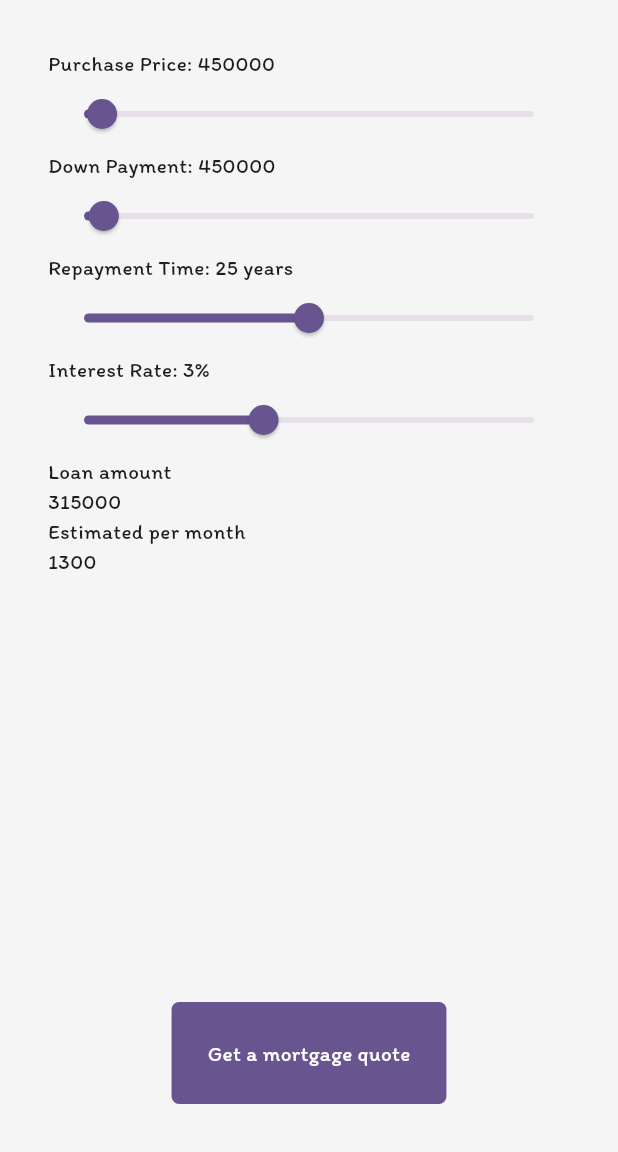
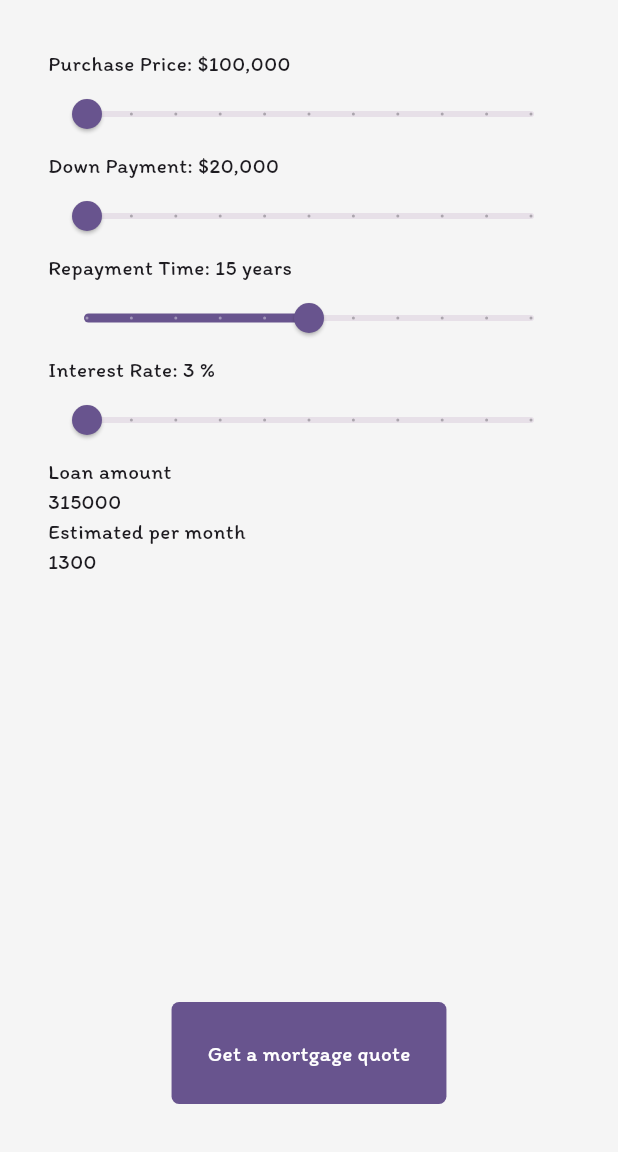
Before and after one commit to mkenlo/mortgage-calculator-app, a Flutter app: the screen it shows after launch, on a phone screen of 412 x 824 dp, the part 84-1236 px from its top. Run offline on Flutter 3.47's test engine with Material 3 defaults, Android fonts, the phone set to English and light mode, and no system bars.

Commit message:
refactored slider widget and label into a component

```diff
--- a/lib/homePage.dart
+++ b/lib/homePage.dart
@@ -1,7 +1,8 @@
+import 'package:flutter/material.dart';
+import "package:intl/intl.dart";
+import 'package:mortgage_calculator_app/widgets/SliderInput.dart';
 
-import 'package:flutter/material.dart';
-
-class HomePage extends StatefulWidget{
+class HomePage extends StatefulWidget {
   final String title;
 
   const HomePage({super.key, required this.title});
@@ -10,23 +11,26 @@ class HomePage extends StatefulWidget{
   State<HomePage> createState() => _HomePageState();
 }
 
+class _HomePageState extends State<HomePage> {
 
-class _HomePageState extends State<HomePage>{
+  double purchasePrice = 100000;
+  double downPayment = 20000;
+  double repaymentTime = 15;
+  double interestRate = 0.03;
 
-  calculate(){ }
+  calculate() {}
 
-  Widget estimateBtn(){
+  Widget estimateBtn() {
     return InkWell(
-      onTap: ()=> calculate(),
+        onTap: () => calculate(),
         child: Container(
           padding: const EdgeInsets.all(24.0),
           decoration: BoxDecoration(
               color: Theme.of(context).primaryColor,
-    borderRadius:  BorderRadius.circular(5.0)),
-
-    child: const Text("Get a mortgage quote", style: TextStyle(color: Colors.white)),
-    )
-    );
+              borderRadius: BorderRadius.circular(5.0)),
+          child: const Text("Get a mortgage quote",
+              style: TextStyle(color: Colors.white)),
+        ));
   }
 
   @override
@@ -34,73 +38,46 @@ class _HomePageState extends State<HomePage>{
     return Scaffold(
         appBar: AppBar(
             backgroundColor: Theme.of(context).colorScheme.inversePrimary,
-    title: Text(widget.title)
-    ),
+            title: Text(widget.title)),
         body: Container(
             decoration: BoxDecoration(color: Colors.grey.shade100),
             padding: const EdgeInsets.all(32.0),
+            child:
+                Column(crossAxisAlignment: CrossAxisAlignment.start, children: [
+              SliderInput(
+                  sliderLabel: "Purchase Price: ",
+                  sliderValue: purchasePrice,
+                  sliderMinValue: 50000,
+                  sliderMaxValue: 5000000,
+                  sliderValueFormat: NumberFormat.currency(symbol:"\$", decimalDigits: 0)),
+                  SliderInput(
+                      sliderLabel: "Down Payment: ",
+                      sliderValue: downPayment,
+                      sliderMinValue: 10000,
+                      sliderMaxValue: 500000,
+                      sliderValueFormat: NumberFormat.currency(symbol:"\$", decimalDigits: 0)),
+                  SliderInput(
+                      sliderLabel: "Repayment Time: ",
+                      sliderValue: repaymentTime,
+                      sliderMinValue: 1,
+                      sliderMaxValue: 30,
+                      sliderValueFormat: NumberFormat("## years")),
+                  SliderInput(
+                      sliderLabel: "Interest Rate: ",
+                      sliderValue: interestRate,
+                      sliderMinValue: 0.01,
+                      sliderMaxValue: 1,
+                      sliderValueFormat: NumberFormat("0.## %")),
+              const Expanded(
                   child: Column(
                       crossAxisAlignment: CrossAxisAlignment.start,
-    children:[
-      const Row(
-        children: [ Text("Purchase Price: "), Text("450000")],
-      ),
-      Slider(
-        value: 450000,
-        min: 50000,
-        max: 10000000,
-        label: "450000",
-        onChanged: (double value) {
-
-        },
-      ),
-      const Row(
-        children: [ Text("Down Payment: "), Text("450000")],
-      ),
-      Slider(
-        value: 450000,
-        min: 10000,
-        max: 10000000,
-        label: "450000",
-        onChanged: (double value) {
-
-        },
-      ),
-      const Row(
-        children: [ Text("Repayment Time: "), Text("25 years")],
-      ),
-      Slider(
-        value: 15,
-        max: 30,
-        label: "15",
-        onChanged: (double value) {
-
-        },
-      ),
-      const Row(
-        children: [ Text("Interest Rate: "), Text("3%")],
-      ),
-      Slider(
-        value: 3.99,
-        max: 10,
-        label: "3.99",
-        onChanged: (double value) {
-
-        },
-      ),
-      const Expanded(
-
-          child:  Column(
-        crossAxisAlignment:  CrossAxisAlignment.start,
-        children: [ Text("Loan amount"),
+                      children: [
+                    Text("Loan amount"),
                     Text("315000"),
                     Text("Estimated per month"),
-        Text("1300")]
-      )),
-      Center(child:estimateBtn())
-
-    ]
-    )
-    ));
+                    Text("1300")
+                  ])),
+              Center(child: estimateBtn())
+            ])));
   }
 }
--- /dev/null
+++ b/lib/widgets/SliderInput.dart
@@ -0,0 +1,52 @@
+import 'package:flutter/material.dart';
+import 'package:intl/intl.dart' as intl;
+
+class SliderInput extends StatefulWidget {
+  final String sliderLabel;
+  double sliderValue;
+  intl.NumberFormat sliderValueFormat;
+  double sliderMinValue = 10;
+  double sliderMaxValue = 100;
+
+  SliderInput(
+      {super.key,
+      required this.sliderLabel,
+      required this.sliderValue,
+      required this.sliderMinValue,
+      required this.sliderMaxValue,
+      required this.sliderValueFormat});
+  @override
+  State<SliderInput> createState() => _SliderInputState();
+}
+
+class _SliderInputState extends State<SliderInput> {
+  double currentSliderValue = 1;
+
+  @override
+  void initState() {
+    currentSliderValue = widget.sliderValue;
+  }
+
+  @override
+  Widget build(BuildContext context) {
+    return Column(children: [
+      Row(children: [
+        Text(widget.sliderLabel),
+        Text(widget.sliderValueFormat.format(currentSliderValue))
+      ]),
+      Slider(
+        value: currentSliderValue,
+        min: widget.sliderMinValue,
+        max: widget.sliderMaxValue,
+        label: currentSliderValue.toString(),
+        divisions: 10,
+        onChanged: (double value) {
+          setState((){
+            currentSliderValue = value;
+          });
+
+        },
+      )
+    ]);
+  }
+}
--- a/pubspec.yaml
+++ b/pubspec.yaml
@@ -35,6 +35,7 @@ dependencies:
   # The following adds the Cupertino Icons font to your application.
   # Use with the CupertinoIcons class for iOS style icons.
   cupertino_icons: ^1.0.2
+  intl: ^0.19.0
 
 dev_dependencies:
   flutter_test:
```
Also changed, not shown: pubspec.lock. Lines whose indentation alone changed are shown as unchanged.
